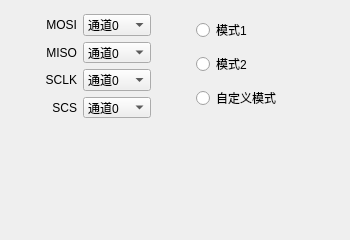
This is TCLAutoTestTool/DialogSPISetting.ui in wlffeng2008/TCLAutoTest as Qt 5 draws it before an edit. The edited form follows.
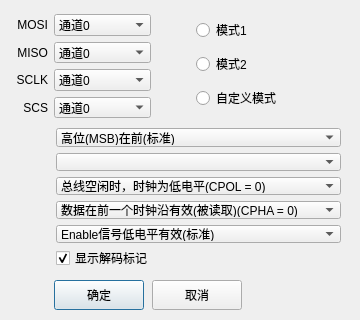
This is the edited form.

```diff
--- a/TCLAutoTestTool/DialogSPISetting.ui
+++ b/TCLAutoTestTool/DialogSPISetting.ui
@@ -6,8 +6,8 @@
    <rect>
     <x>0</x>
     <y>0</y>
-    <width>350</width>
-    <height>240</height>
+    <width>360</width>
+    <height>320</height>
    </rect>
   </property>
   <property name="windowTitle">
@@ -22,7 +22,7 @@
      <height>104</height>
     </rect>
    </property>
-   <layout class="QGridLayout" name="gridLayout">
+   <layout class="QGridLayout" name="gridLayout" columnstretch="0,1" columnminimumwidth="0,0">
     <item row="0" column="1">
      <widget class="QComboBox" name="comboBox">
       <property name="maxVisibleItems">
@@ -418,7 +418,7 @@
     <rect>
      <x>196</x>
      <y>14</y>
-     <width>129</width>
+     <width>135</width>
      <height>101</height>
     </rect>
    </property>
@@ -442,6 +442,120 @@
       <property name="text">
        <string>自定义模式</string>
       </property>
+      <attribute name="buttonGroup">
+       <string notr="true">buttonGroup</string>
+      </attribute>
+     </widget>
+    </item>
+   </layout>
+  </widget>
+  <widget class="QPushButton" name="pushButtonOK">
+   <property name="geometry">
+    <rect>
+     <x>54</x>
+     <y>280</y>
+     <width>90</width>
+     <height>30</height>
+    </rect>
+   </property>
+   <property name="text">
+    <string>确定</string>
+   </property>
+  </widget>
+  <widget class="QPushButton" name="pushButtonCancel">
+   <property name="geometry">
+    <rect>
+     <x>152</x>
+     <y>280</y>
+     <width>90</width>
+     <height>30</height>
+    </rect>
+   </property>
+   <property name="text">
+    <string>取消</string>
+   </property>
+  </widget>
+  <widget class="QWidget" name="">
+   <property name="geometry">
+    <rect>
+     <x>56</x>
+     <y>128</y>
+     <width>285</width>
+     <height>139</height>
+    </rect>
+   </property>
+   <layout class="QVBoxLayout" name="verticalLayout_2">
+    <item>
+     <widget class="QComboBox" name="comboBox_5">
+      <item>
+       <property name="text">
+        <string>高位(MSB)在前(标准)</string>
+       </property>
+      </item>
+      <item>
+       <property name="text">
+        <string>低位(LSB)在前</string>
+       </property>
+      </item>
+     </widget>
+    </item>
+    <item>
+     <widget class="QComboBox" name="comboBox_6">
+      <property name="maxVisibleItems">
+       <number>30</number>
+      </property>
+     </widget>
+    </item>
+    <item>
+     <widget class="QComboBox" name="comboBox_7">
+      <item>
+       <property name="text">
+        <string>总线空闲时，时钟为低电平(CPOL = 0)</string>
+       </property>
+      </item>
+      <item>
+       <property name="text">
+        <string>总线空闲时，时钟为高电平(CPOL = 1)</string>
+       </property>
+      </item>
+     </widget>
+    </item>
+    <item>
+     <widget class="QComboBox" name="comboBox_8">
+      <item>
+       <property name="text">
+        <string>数据在前一个时钟沿有效(被读取)(CPHA = 0)</string>
+       </property>
+      </item>
+      <item>
+       <property name="text">
+        <string>数据在后一个时钟沿有效(被读取)(CPHA = 1)</string>
+       </property>
+      </item>
+     </widget>
+    </item>
+    <item>
+     <widget class="QComboBox" name="comboBox_9">
+      <item>
+       <property name="text">
+        <string>Enable信号低电平有效(标准)</string>
+       </property>
+      </item>
+      <item>
+       <property name="text">
+        <string>Enable信号高电平有效</string>
+       </property>
+      </item>
+     </widget>
+    </item>
+    <item>
+     <widget class="QCheckBox" name="checkBox">
+      <property name="text">
+       <string>显示解码标记</string>
+      </property>
+      <property name="checked">
+       <bool>true</bool>
+      </property>
      </widget>
     </item>
    </layout>
```
Left out of the diff: 17 changed lines with no effect on the pictures.
